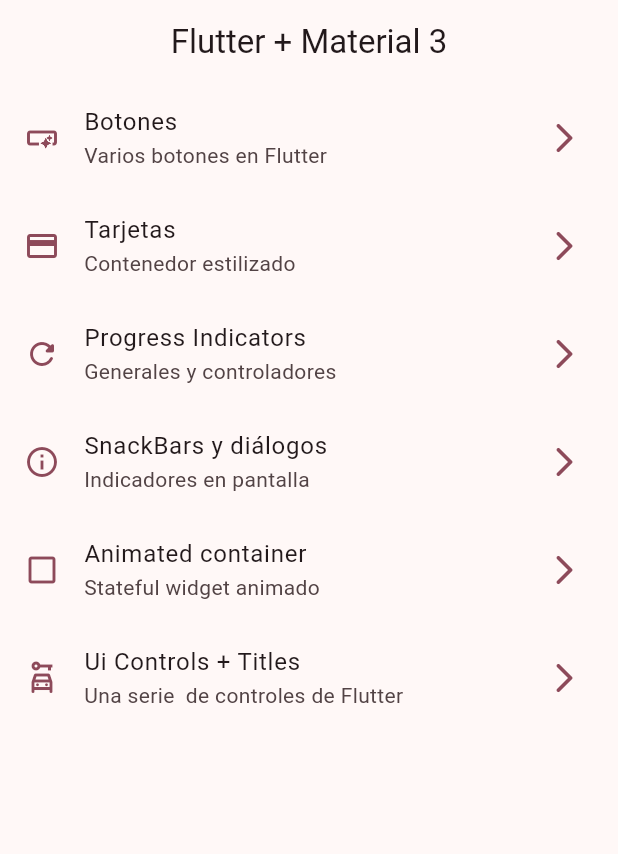
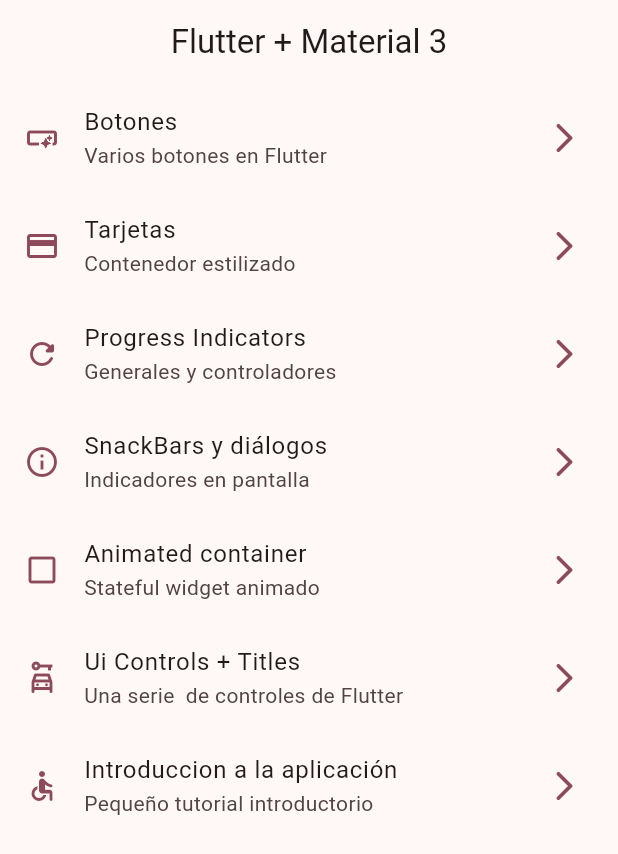
Before and after one commit to Pierou20181h057/widgets_app, a Flutter app: the screen it shows after launch, on a phone screen of 412 x 824 dp. Shown: the top 854 px of the screen. Run offline on Flutter 3.47's test engine with Material 2 defaults, Android fonts, the phone set to English and light mode, and no system bars; our stand-ins replace go_router.

Commit message:
tutorial screen added

```diff
--- a/lib/config/menu/menu_item.dart
+++ b/lib/config/menu/menu_item.dart
@@ -50,4 +50,10 @@ List<MenuItem> appMenuItems = <MenuItem>[
     link: '/ui-controls',
     icon: Icons.car_rental_outlined),
 
+    MenuItem(
+    title: 'Introduccion a la aplicación',
+    subTitle: 'Pequeño tutorial introductorio',
+    link: '/tutorial',
+    icon: Icons.accessible_rounded),
+
 ];
--- a/lib/config/router/app_router.dart
+++ b/lib/config/router/app_router.dart
@@ -42,5 +42,10 @@ final appRouter = GoRouter(
       name: UiControlsScreen.name,
       builder: (context, state) => const UiControlsScreen(),
     ),
+    GoRoute(
+      path: '/tutorial',
+      name: AppTutorialScreen.name,
+      builder: (context, state) => const AppTutorialScreen(),
+    ),
   ],
 );
```
